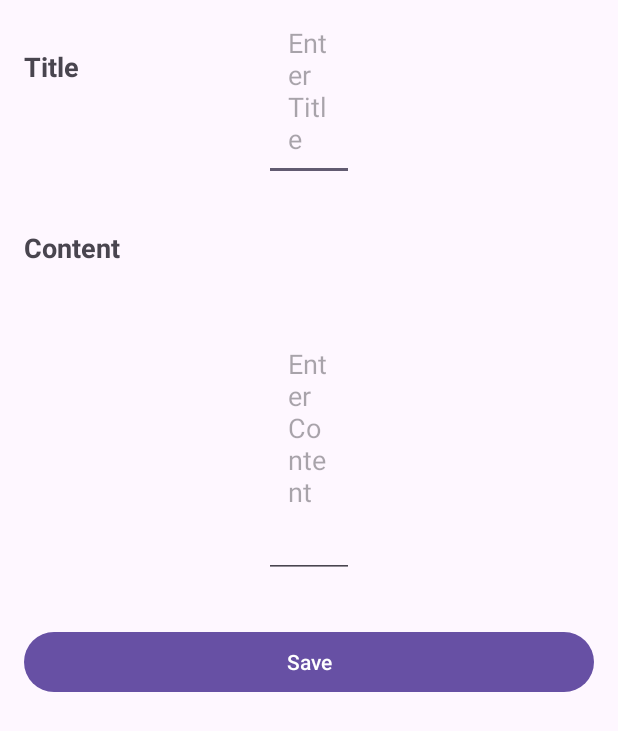
After one commit to sayarozi/PPB1, an Android app: the AddNoteActivity screen opened directly, with no data from a screen before it, on a phone screen of 412 x 824 dp. The commit adds this screen. Shown: the top 731 px of the screen. Run offline under Robolectric (Android 15) with nearby library versions, the phone set to English and light mode, and no system bars; our stand-ins replace Room's generated code; 1 statement that could not run was skipped.

Commit message:
room persistence

```diff
--- a/CRUD/app/build.gradle.kts
+++ b/CRUD/app/build.gradle.kts
@@ -52,4 +52,9 @@ dependencies {
     implementation("org.jetbrains.kotlinx:kotlinx-coroutines-core:1.6.4")
     implementation("org.jetbrains.kotlinx.kotlinx-coroutines-android:1.6.4")
     implementation("androidx.room:room-ktx:$room_version")
+
+    implementation("com.google.android.material:material:1.8.0")
+    implementation("androidx.recyclerview:recyclerview:1.3.2")
+    implementation("androidx.lifecycle:lifecycle-viewmodel-ktx:2.8.7")
+    implementation("androidx.lifecycle:lifecycle-livedata-ktx:2.8.7")
 }
--- a/CRUD/app/src/main/AndroidManifest.xml
+++ b/CRUD/app/src/main/AndroidManifest.xml
@@ -13,6 +13,9 @@
         android:theme="@style/Theme.Room_persistence"
         tools:targetApi="31">
         <activity
+            android:name=".ui.AddNoteActivity"
+            android:exported="false" />
+        <activity
             android:name=".MainActivity"
             android:exported="true">
             <intent-filter>
--- /dev/null
+++ b/CRUD/app/src/main/java/com/example/room_persistence/ui/AddNoteActivity.kt
@@ -0,0 +1,70 @@
+package com.example.room_persistence.ui
+
+import android.app.Activity
+import android.os.Bundle
+import android.widget.Button
+import android.widget.EditText
+import android.widget.Toast
+import androidx.activity.enableEdgeToEdge
+import androidx.appcompat.app.AppCompatActivity
+import androidx.core.view.ViewCompat
+import androidx.core.view.WindowInsetsCompat
+import com.example.room_persistence.R
+import com.example.room_persistence.room.Note
+import com.example.room_persistence.room.NoteDatabase
+import kotlinx.coroutines.CoroutineScope
+import kotlinx.coroutines.Dispatchers
+import kotlinx.coroutines.launch
+import java.text.SimpleDateFormat
+import java.util.Date
+import java.util.Locale
+
+class AddNoteActivity : AppCompatActivity() {
+    private lateinit var editTextTitle: EditText
+    private lateinit var editTextContent: EditText
+    private lateinit var buttonSave: Button
+    private lateinit var noteDatabase: NoteDatabase
+
+    override fun onCreate(savedInstanceState: Bundle?) {
+        super.onCreate(savedInstanceState)
+        enableEdgeToEdge()
+        setContentView(R.layout.activity_add_note)
+        ViewCompat.setOnApplyWindowInsetsListener(findViewById(R.id.main)) { v, insets ->
+            val systemBars = insets.getInsets(WindowInsetsCompat.Type.systemBars())
+            v.setPadding(systemBars.left, systemBars.top, systemBars.right, systemBars.bottom)
+            insets
+        }
+        editTextTitle = findViewById(R.id.editTextTitle)
+        editTextContent = findViewById(R.id.editTextContent)
+        buttonSave = findViewById(R.id.buttonSave)
+
+        noteDatabase = NoteDatabase.getDatabase(this)
+
+        buttonSave.setOnClickListener {
+            saveNote()
+        }
+    }
+    private fun saveNote(){
+        val title = editTextTitle.text.toString()
+        val content = editTextContent.toString()
+        val timestamp = SimpleDateFormat("yyyy-MM-dd HH:mm:ss", Locale.getDefault()).format(Date())
+        val note = Note(title = title, content = content, timestamp = timestamp)
+        CoroutineScope(Dispatchers.IO).launch {
+            try {
+                noteDatabase.NoteDao().insert(note)
+                runOnUiThread {
+                    setResult(Activity.RESULT_OK)
+                    finish()
+                }
+            } catch (e: Exception) {
+                runOnUiThread {
+                    Toast.makeText(this@AddNoteActivity, "Failed to save note: ${e.message}", Toast.LENGTH_SHORT).show()
+                }
+            }
+        }
+        if (title.isEmpty() || content.isEmpty()){
+            Toast.makeText(this, "Title and content cannot be empty", Toast.LENGTH_SHORT).show()
+            return
+        }
+    }
+}
--- /dev/null
+++ b/CRUD/app/src/main/res/layout/activity_add_note.xml
@@ -0,0 +1,76 @@
+<?xml version="1.0" encoding="utf-8"?>
+<androidx.constraintlayout.widget.ConstraintLayout xmlns:android="http://schemas.android.com/apk/res/android"
+    xmlns:app="http://schemas.android.com/apk/res-auto"
+    xmlns:tools="http://schemas.android.com/tools"
+    android:id="@+id/main"
+    android:layout_width="match_parent"
+    android:layout_height="match_parent"
+    tools:context=".ui.AddNoteActivity">
+
+    <TextView
+        android:id="@+id/EditTextTitleLabel"
+        android:layout_width="wrap_content"
+        android:layout_height="wrap_content"
+        android:text="Title"
+        android:textSize="18sp"
+        android:textStyle="bold"
+        app:layout_constraintTop_toTopOf="parent"
+        app:layout_constraintStart_toStartOf="parent"
+        android:layout_marginTop="32dp"
+        android:layout_marginStart="16dp" />
+
+    <EditText
+        android:id="@+id/editTextTitle"
+        android:layout_width="60dp"
+        android:layout_height="wrap_content"
+        android:hint="Enter Title"
+        android:padding="16dp"
+        app:layout_constraintTop_toBottomOf="@+id/editTextTitleLabel"
+        app:layout_constraintStart_toStartOf="parent"
+        app:layout_constraintEnd_toEndOf="parent"
+        android:layout_marginTop="8dp"
+        android:layout_marginStart="16dp"
+        android:layout_marginEnd="16dp"
+        tools:ignore="UnknownId" />
+
+    <TextView
+        android:id="@+id/EditContentLabel"
+        android:layout_width="wrap_content"
+        android:layout_height="wrap_content"
+        android:text="Content"
+        android:textSize="18sp"
+        android:textStyle="bold"
+        app:layout_constraintTop_toBottomOf="@id/editTextTitle"
+        app:layout_constraintStart_toStartOf="parent"
+        android:layout_marginTop="32dp"
+        android:layout_marginStart="16dp" />
+
+    <EditText
+        android:id="@+id/EditTextContent"
+        android:layout_width="60dp"
+        android:layout_height="200dp"
+        android:hint="Enter Content"
+        android:padding="16dp"
+        android:inputType="textMultiLine"
+        app:layout_constraintTop_toBottomOf="@+id/EditContentLabel"
+        app:layout_constraintStart_toStartOf="parent"
+        app:layout_constraintEnd_toEndOf="parent"
+        android:layout_marginTop="8dp"
+        android:layout_marginStart="16dp"
+        android:layout_marginEnd="16dp"
+        tools:ignore="UnknownId" />
+
+    <Button
+        android:id="@+id/buttonSave"
+        android:layout_width="0dp"
+        android:layout_height="wrap_content"
+        android:text="Save"
+        app:layout_constraintTop_toBottomOf="@+id/EditTextContent"
+        app:layout_constraintStart_toStartOf="parent"
+        app:layout_constraintEnd_toEndOf="parent"
+        android:layout_marginTop="32dp"
+        android:layout_marginStart="16dp"
+        android:layout_marginEnd="16dp"
+        android:layout_marginBottom="32dp" />
+
+</androidx.constraintlayout.widget.ConstraintLayout>
```
Also changed, not shown: CRUD/app/src/main/java/com/example/room_persistence/MainActivity.kt (+81 -3 lines), CRUD/app/src/main/java/com/example/room_persistence/room/MainViewModel.kt (added, +30 -0 lines), CRUD/app/src/main/java/com/example/room_persistence/room/NoteAdapter.kt (added, +44 -0 lines), CRUD/app/src/main/res/drawable/border.xml (added, +13 -0 lines), CRUD/app/src/main/res/layout/activity_main.xml (+14 -4 lines), CRUD/app/src/main/res/layout/note_item.xml (added, +61 -0 lines).
